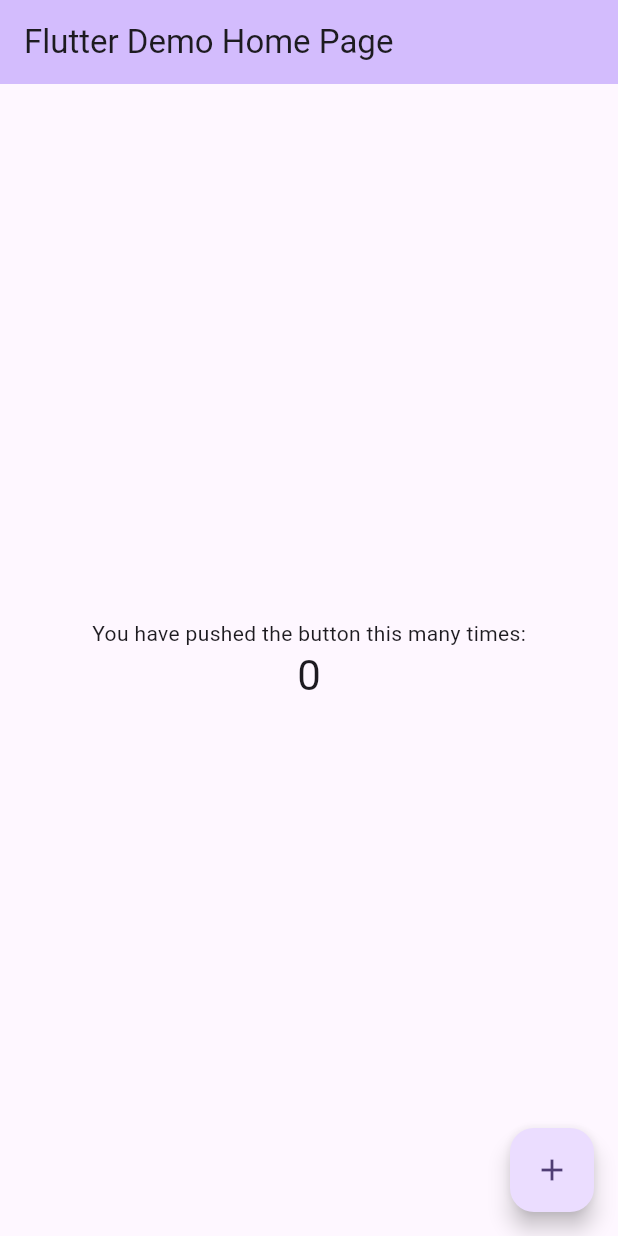
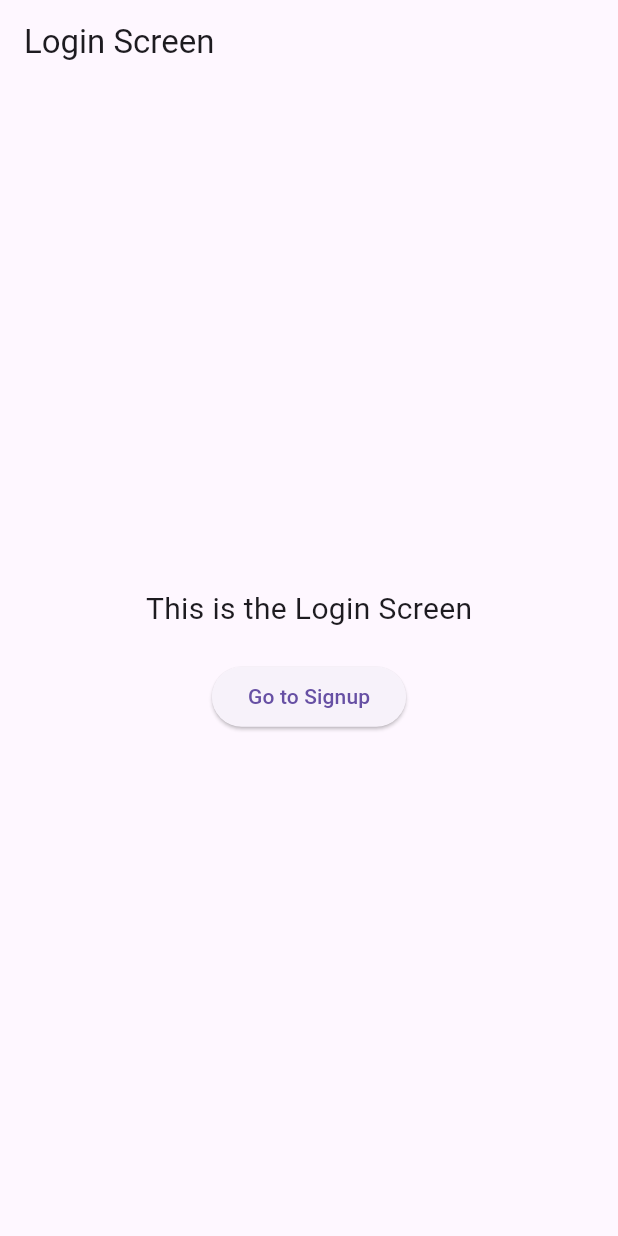
Before and after one commit to aqeelsaeed138/FYP-AgriCare, a Flutter app: the screen it shows after launch, on a phone screen of 412 x 824 dp. Run offline on Flutter 3.47's test engine with Material 3 defaults, Android fonts, the phone set to English and light mode, and no system bars.

Commit message:
feat: Implement Login and Signup screens with navigation functionality

```diff
--- /dev/null
+++ b/frontend_agricare/lib/auth_pages/login.dart
@@ -0,0 +1,31 @@
+import 'package:flutter/material.dart';
+
+class LoginScreen extends StatelessWidget {
+  const LoginScreen({super.key});
+
+  @override
+  Widget build(BuildContext context) {
+    return Scaffold(
+      appBar: AppBar(title: Text("Login Screen")),
+      body: Center(
+        child: Column(
+          mainAxisAlignment: MainAxisAlignment.center,
+          children: [
+            Text(
+              "This is the Login Screen",
+              style: TextStyle(fontSize: 20),
+            ),
+            SizedBox(height: 20),
+            ElevatedButton(
+              onPressed: () {
+                // Navigate to Signup screen
+                Navigator.pushNamed(context, '/signup');
+              },
+              child: Text("Go to Signup"),
+            ),
+          ],
+        ),
+      ),
+    );
+  }
+}
--- a/frontend_agricare/lib/main.dart
+++ b/frontend_agricare/lib/main.dart
@@ -1,122 +1,24 @@
 import 'package:flutter/material.dart';
+import "auth_pages/login.dart";
+import "auth_pages/signup.dart";
 
 void main() {
-  runApp(const MyApp());
+  runApp(MyApp());
 }
 
 class MyApp extends StatelessWidget {
   const MyApp({super.key});
-
-  // This widget is the root of your application.
   @override
   Widget build(BuildContext context) {
     return MaterialApp(
-      title: 'Flutter Demo',
-      theme: ThemeData(
-        // This is the theme of your application.
-        //
-        // TRY THIS: Try running your application with "flutter run". You'll see
-        // the application has a purple toolbar. Then, without quitting the app,
-        // try changing the seedColor in the colorScheme below to Colors.green
-        // and then invoke "hot reload" (save your changes or press the "hot
-        // reload" button in a Flutter-supported IDE, or press "r" if you used
-        // the command line to start the app).
-        //
-        // Notice that the counter didn't reset back to zero; the application
-        // state is not lost during the reload. To reset the state, use hot
-        // restart instead.
-        //
-        // This works for code too, not just values: Most code changes can be
-        // tested with just a hot reload.
-        colorScheme: ColorScheme.fromSeed(seedColor: Colors.deepPurple),
-      ),
-      home: const MyHomePage(title: 'Flutter Demo Home Page'),
+      title: 'Flutter Navigation Demo',
+      debugShowCheckedModeBanner: false,
+
+      // Define named routes
+      routes: {
+        '/': (context) => LoginScreen(),     // Default route
+        '/signup': (context) => SignupScreen(),
+      },
     );
   }
 }
-
-class MyHomePage extends StatefulWidget {
-  const MyHomePage({super.key, required this.title});
-
-  // This widget is the home page of your application. It is stateful, meaning
-  // that it has a State object (defined below) that contains fields that affect
-  // how it looks.
-
-  // This class is the configuration for the state. It holds the values (in this
-  // case the title) provided by the parent (in this case the App widget) and
-  // used by the build method of the State. Fields in a Widget subclass are
-  // always marked "final".
-
-  final String title;
-
-  @override
-  State<MyHomePage> createState() => _MyHomePageState();
-}
-
-class _MyHomePageState extends State<MyHomePage> {
-  int _counter = 0;
-
-  void _incrementCounter() {
-    setState(() {
-      // This call to setState tells the Flutter framework that something has
-      // changed in this State, which causes it to rerun the build method below
-      // so that the display can reflect the updated values. If we changed
-      // _counter without calling setState(), then the build method would not be
-      // called again, and so nothing would appear to happen.
-      _counter++;
-    });
-  }
-
-  @override
-  Widget build(BuildContext context) {
-    // This method is rerun every time setState is called, for instance as done
-    // by the _incrementCounter method above.
-    //
-    // The Flutter framework has been optimized to make rerunning build methods
-    // fast, so that you can just rebuild anything that needs updating rather
-    // than having to individually change instances of widgets.
-    return Scaffold(
-      appBar: AppBar(
-        // TRY THIS: Try changing the color here to a specific color (to
-        // Colors.amber, perhaps?) and trigger a hot reload to see the AppBar
-        // change color while the other colors stay the same.
-        backgroundColor: Theme.of(context).colorScheme.inversePrimary,
-        // Here we take the value from the MyHomePage object that was created by
-        // the App.build method, and use it to set our appbar title.
-        title: Text(widget.title),
-      ),
-      body: Center(
-        // Center is a layout widget. It takes a single child and positions it
-        // in the middle of the parent.
-        child: Column(
-          // Column is also a layout widget. It takes a list of children and
-          // arranges them vertically. By default, it sizes itself to fit its
-          // children horizontally, and tries to be as tall as its parent.
-          //
-          // Column has various properties to control how it sizes itself and
-          // how it positions its children. Here we use mainAxisAlignment to
-          // center the children vertically; the main axis here is the vertical
-          // axis because Columns are vertical (the cross axis would be
-          // horizontal).
-          //
-          // TRY THIS: Invoke "debug painting" (choose the "Toggle Debug Paint"
-          // action in the IDE, or press "p" in the console), to see the
-          // wireframe for each widget.
-          mainAxisAlignment: MainAxisAlignment.center,
-          children: <Widget>[
-            const Text('You have pushed the button this many times:'),
-            Text(
-              '$_counter',
-              style: Theme.of(context).textTheme.headlineMedium,
-            ),
-          ],
-        ),
-      ),
-      floatingActionButton: FloatingActionButton(
-        onPressed: _incrementCounter,
-        tooltip: 'Increment',
-        child: const Icon(Icons.add),
-      ), // This trailing comma makes auto-formatting nicer for build methods.
-    );
-  }
-}
```
Also changed, not shown: frontend_agricare/lib/auth_pages/signup.dart (added, +31 -0 lines).
